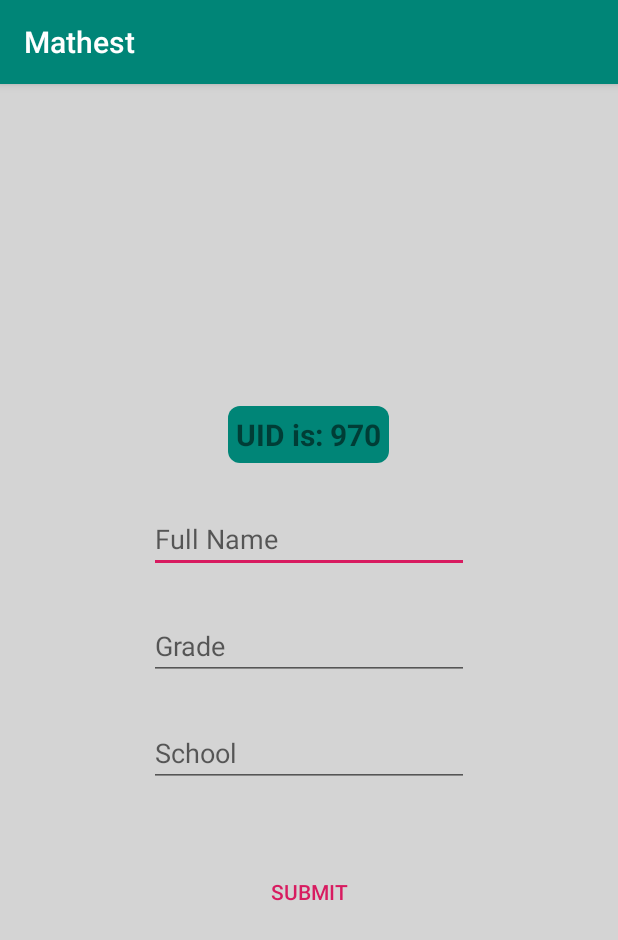
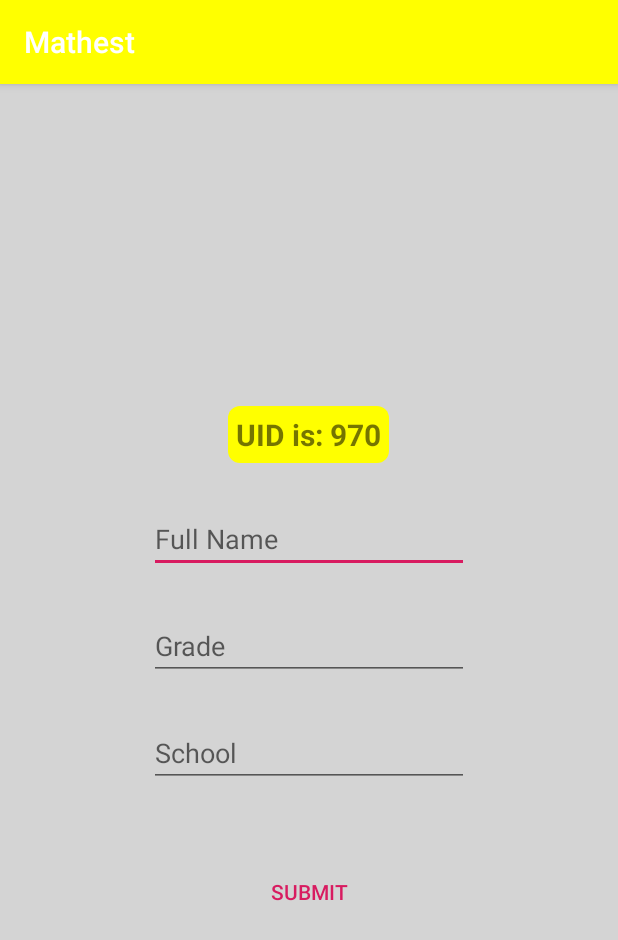
Before and after one commit to mrinal-pandey/Mathest, an Android app: the Signup screen opened directly, with no data from a screen before it, on a phone screen of 412 x 824 dp. Shown: the top 940 px of the screen. Run offline under Robolectric (Android 15) with nearby library versions, the phone set to English and light mode, and no system bars; our stand-ins replace Firebase (no records; nobody signed in at launch, a user with empty details on screens opened directly).

Commit message:
Update colors.xml

```diff
--- a/app/src/main/res/values/colors.xml
+++ b/app/src/main/res/values/colors.xml
@@ -1,7 +1,8 @@
 <?xml version="1.0" encoding="utf-8"?>
 <resources>
-    <color name="colorPrimary">#008577</color>
-    <color name="colorPrimaryDark">#00574B</color>
+    <color name="colorPrimary">#ffff00</color>
+    <color name="colorPrimaryDark">#c7cc00</color>
+    <color name="colorTextPrimary">#000000</color>>
     <color name="colorAccent">#D81B60</color>
     <color name="background">#d4d4d4</color>
 </resources>
```
